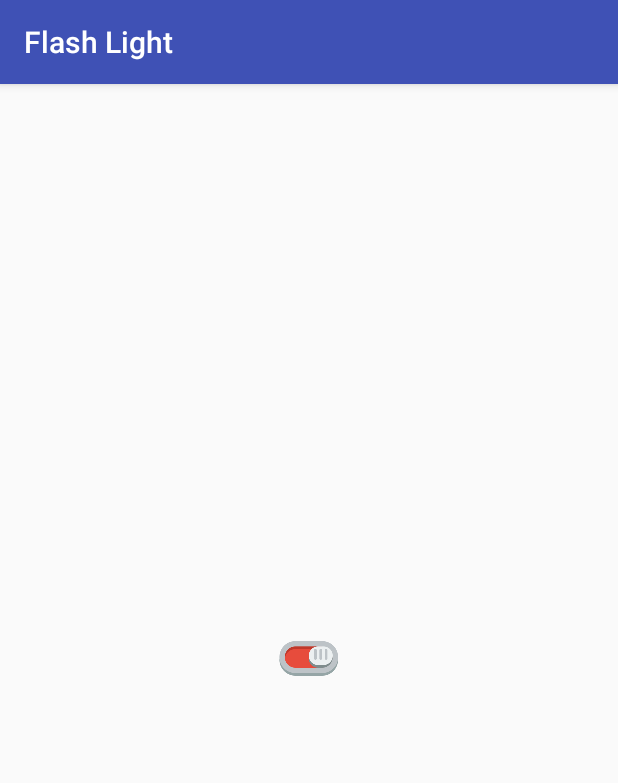
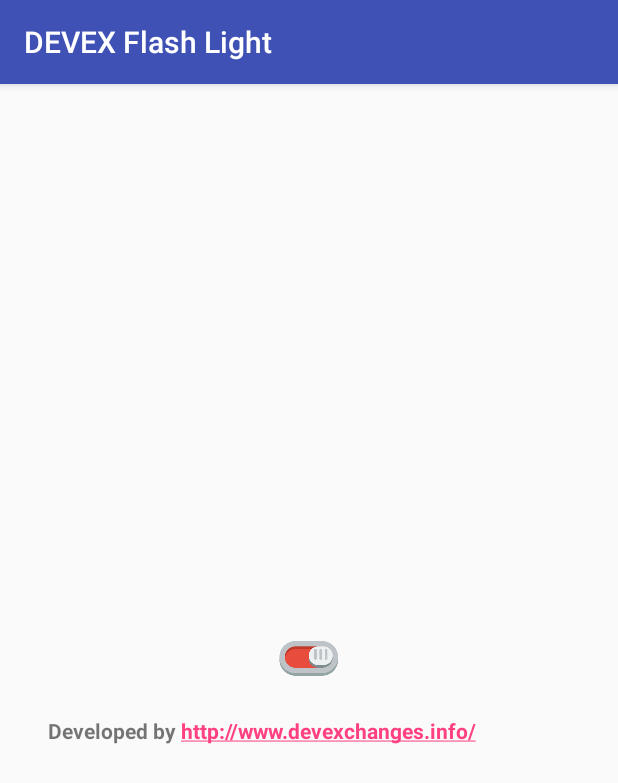
Before and after one commit to DevExchanges/AndroidFlashLight, an Android app: the screen it shows after launch (MainActivity), on a phone screen of 412 x 824 dp. Shown: the top 783 px of the screen. Run offline under Robolectric (Android 15) with nearby library versions, the light colour scheme and no system bars.

Commit message:
update project

```diff
--- a/app/build.gradle
+++ b/app/build.gradle
@@ -6,7 +6,7 @@ android {
 
     defaultConfig {
         applicationId "info.devexchanges.flashlight"
-        minSdkVersion 14
+        minSdkVersion 21
         targetSdkVersion 24
         versionCode 1
         versionName "1.0"
--- a/app/src/main/AndroidManifest.xml
+++ b/app/src/main/AndroidManifest.xml
@@ -4,6 +4,8 @@
 
     <uses-permission android:name="android.permission.CAMERA" />
     <uses-feature android:name="android.hardware.camera" />
+    <uses-permission android:name="android.permission.FLASHLIGHT" />
+    <uses-feature android:name="android.hardware.camera.flash" />
 
     <application
         android:allowBackup="true"
@@ -11,7 +13,9 @@
         android:label="@string/app_name"
         android:supportsRtl="true"
         android:theme="@style/AppTheme">
-        <activity android:name=".MainActivity">
+        <activity
+            android:name=".MainActivity"
+            android:screenOrientation="portrait">
             <intent-filter>
                 <action android:name="android.intent.action.MAIN" />
 
--- a/app/src/main/java/info/devexchanges/flashlight/MainActivity.java
+++ b/app/src/main/java/info/devexchanges/flashlight/MainActivity.java
@@ -1,38 +1,130 @@
 package info.devexchanges.flashlight;
 
+import android.content.Context;
 import android.content.DialogInterface;
 import android.content.pm.PackageManager;
+import android.hardware.camera2.CameraAccessException;
+import android.hardware.camera2.CameraManager;
+import android.media.MediaPlayer;
+import android.os.Build;
 import android.os.Bundle;
 import android.support.v7.app.AlertDialog;
 import android.support.v7.app.AppCompatActivity;
+import android.view.View;
 import android.widget.ImageButton;
+
 
 public class MainActivity extends AppCompatActivity {
 
+    private CameraManager cameraManager;
+    private String cameraId;
     private ImageButton btnSwitch;
+    private boolean isFlashOn;
 
     @Override
     protected void onCreate(Bundle savedInstanceState) {
         super.onCreate(savedInstanceState);
+
         setContentView(R.layout.activity_main);
+        btnSwitch = (ImageButton) findViewById(R.id.btnSwitch);
+        isFlashOn = false;
 
-        btnSwitch = (ImageButton)findViewById(R.id.btnSwitch);
+        boolean isFlashAvailable = getApplicationContext().getPackageManager()
+                .hasSystemFeature(PackageManager.FEATURE_CAMERA_FLASH);
 
-        boolean hasFlash =  getApplicationContext().getPackageManager().hasSystemFeature(PackageManager.FEATURE_CAMERA_FLASH);
-        if (!hasFlash) {
-            AlertDialog alert = new AlertDialog.Builder(this)
-                    .create();
-            alert.setTitle("Error");
-            alert.setMessage("Sorry, your device doesn't support flash light!");
-            alert.setButton(DialogInterface.BUTTON_NEGATIVE, "OK", new DialogInterface.OnClickListener() {
-                @Override
-                public void onClick(DialogInterface dialogInterface, int i) {
+        if (!isFlashAvailable) {
+            AlertDialog alert = new AlertDialog.Builder(this).create();
+            alert.setTitle("Error!");
+            alert.setIcon(android.R.drawable.ic_dialog_alert);
+            alert.setMessage("Your device doesn't support flash light!");
+             alert.setCancelable(false);
+            alert.setButton(DialogInterface.BUTTON_POSITIVE, "OK", new DialogInterface.OnClickListener() {
+                public void onClick(DialogInterface dialog, int which) {
+                    // closing the application
                     finish();
                 }
             });
             alert.show();
+            return;
+        }
+
+        cameraManager = (CameraManager) getSystemService(Context.CAMERA_SERVICE);
+        try {
+            cameraId = cameraManager.getCameraIdList()[0];
+        } catch (CameraAccessException e) {
+            e.printStackTrace();
+        }
+
+        btnSwitch.setOnClickListener(new View.OnClickListener() {
+            @Override
+            public void onClick(View v) {
+                try {
+                    if (isFlashOn) {
+                        turnOffFlashLight();
+                        isFlashOn = false;
+                    } else {
+                        turnOnFlashLight();
+                        isFlashOn = true;
+                    }
+                } catch (Exception e) {
+                    e.printStackTrace();
+                }
+            }
+        });
+    }
+
+    public void turnOnFlashLight() {
+        try {
+            if (Build.VERSION.SDK_INT >= Build.VERSION_CODES.M) {
+                cameraManager.setTorchMode(cameraId, true);
+                playOnOffSound();
+                btnSwitch.setImageResource(R.drawable.switch_on);
+            }
+        } catch (Exception e) {
+            e.printStackTrace();
         }
     }
 
+    public void turnOffFlashLight() {
 
+        try {
+            if (Build.VERSION.SDK_INT >= Build.VERSION_CODES.M) {
+                cameraManager.setTorchMode(cameraId, false);
+                playOnOffSound();
+                btnSwitch.setImageResource(R.drawable.switch_off);
+
+            }
+
+        } catch (Exception e) {
+            e.printStackTrace();
+        }
+    }
+
+    private void playOnOffSound() {
+        MediaPlayer mediaPlayer = MediaPlayer.create(this, R.raw.flash_sound);
+        mediaPlayer.setOnCompletionListener(new MediaPlayer.OnCompletionListener() {
+
+            @Override
+            public void onCompletion(MediaPlayer mp) {
+                mp.release();
+            }
+        });
+        mediaPlayer.start();
+    }
+
+    @Override
+    protected void onDestroy() {
+        super.onDestroy();
+        if (isFlashOn) {
+            turnOffFlashLight();
+        }
+    }
+
+    @Override
+    protected void onResume() {
+        super.onResume();
+        if (isFlashOn) {
+            turnOnFlashLight();
+        }
+    }
 }
--- a/app/src/main/res/layout/activity_main.xml
+++ b/app/src/main/res/layout/activity_main.xml
@@ -17,4 +17,25 @@
         android:background="@null"
         android:contentDescription="@null"
         android:src="@drawable/switch_off" />
+
+    <LinearLayout
+        android:layout_width="match_parent"
+        android:layout_height="wrap_content"
+        android:layout_below="@+id/btnSwitch"
+        android:orientation="horizontal"
+        android:padding="@dimen/activity_vertical_margin">
+
+        <TextView
+            android:layout_width="wrap_content"
+            android:layout_height="wrap_content"
+            android:text="Developed by "
+            android:textStyle="bold" />
+
+        <TextView
+            android:layout_width="wrap_content"
+            android:layout_height="wrap_content"
+            android:autoLink="web"
+            android:text="http://www.devexchanges.info/"
+            android:textStyle="bold" />
+    </LinearLayout>
 </RelativeLayout>
--- a/app/src/main/res/values/strings.xml
+++ b/app/src/main/res/values/strings.xml
@@ -1,3 +1,3 @@
 <resources>
-    <string name="app_name">Flash Light</string>
+    <string name="app_name">DEVEX Flash Light</string>
 </resources>
```
Also changed, not shown: app/src/main/res/mipmap-hdpi/ic_launcher.png, app/src/main/res/mipmap-mdpi/ic_launcher.png, app/src/main/res/mipmap-xhdpi/ic_launcher.png, app/src/main/res/mipmap-xxhdpi/ic_launcher.png, app/src/main/res/mipmap-xxxhdpi/ic_launcher.png, 1 other file.
